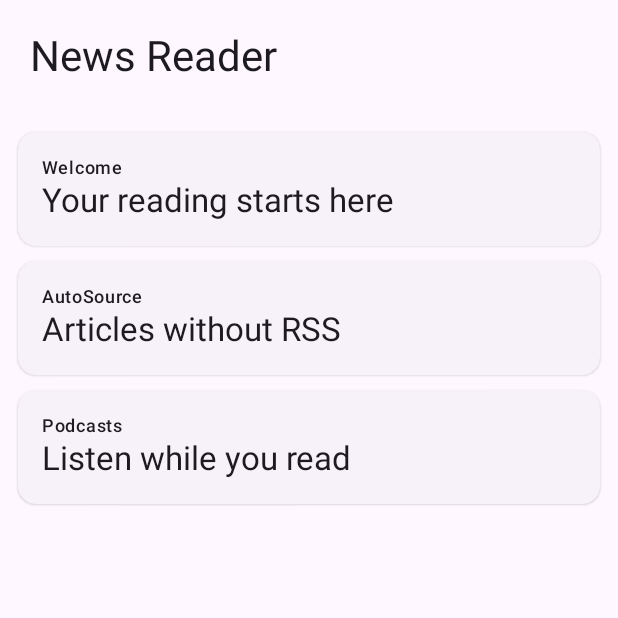
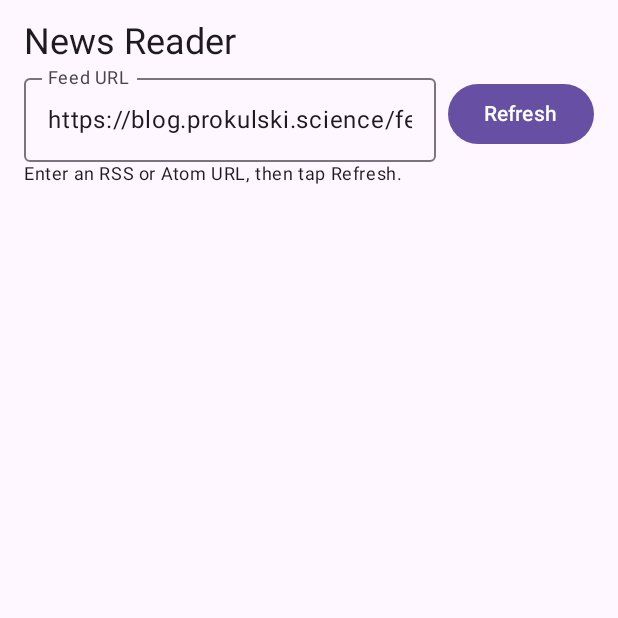
Before and after one commit to jacekkotowski/apk-news-reader, an Android app built with Jetpack Compose: the screen it shows after launch (MainActivity), on a phone screen of 412 x 824 dp, the top half of it. Run offline under Robolectric (Android 15) with nearby library versions, the phone set to English and light mode, and no system bars.

Commit message:
feat: display fetched RSS articles in expandable vertical feed

```diff
--- a/app/src/main/java/science/prokulski/apknewsreader/MainActivity.kt
+++ b/app/src/main/java/science/prokulski/apknewsreader/MainActivity.kt
@@ -1,5 +1,7 @@
 package science.prokulski.apknewsreader
 
+import android.content.Intent
+import android.net.Uri
 import android.os.Bundle
 import androidx.activity.ComponentActivity
 import androidx.activity.compose.setContent
@@ -10,31 +12,66 @@ import androidx.compose.foundation.lazy.items
 import androidx.compose.material3.*
 import androidx.compose.runtime.*
 import androidx.compose.ui.Modifier
+import androidx.compose.ui.platform.LocalContext
 import androidx.compose.ui.unit.dp
+import java.util.concurrent.Executors
 
-private data class Story(val title: String, val source: String, val excerpt: String)
-private val examples = listOf(
-    Story("Your reading starts here", "Welcome", "Add RSS, blogs, YouTube channels and podcasts in upcoming milestones."),
-    Story("Articles without RSS", "AutoSource", "Discover article lists from website pages, sitemaps and metadata."),
-    Story("Listen while you read", "Podcasts", "Podcast playback will continue while browsing the feed.")
-)
+private val worker = Executors.newSingleThreadExecutor()
+private const val DEFAULT_FEED = "https://blog.prokulski.science/feed/"
 
 class MainActivity : ComponentActivity() {
     override fun onCreate(savedInstanceState: Bundle?) {
         super.onCreate(savedInstanceState)
-        setContent {
-            MaterialTheme {
-                Scaffold(topBar = { Text("News Reader", modifier = Modifier.padding(20.dp), style = MaterialTheme.typography.headlineMedium) }) { padding ->
-                    LazyColumn(modifier = Modifier.fillMaxSize().padding(padding), contentPadding = PaddingValues(12.dp), verticalArrangement = Arrangement.spacedBy(10.dp)) {
-                        items(examples) { story ->
-                            var expanded by remember(story.title) { mutableStateOf(false) }
-                            ElevatedCard(modifier = Modifier.fillMaxWidth().clickable { expanded = !expanded }) {
-                                Column(modifier = Modifier.padding(16.dp)) {
-                                    Text(story.source, style = MaterialTheme.typography.labelMedium)
-                                    Text(story.title, style = MaterialTheme.typography.titleLarge)
-                                    if (expanded) { Spacer(Modifier.height(12.dp)); Text(story.excerpt) }
-                                }
-                            }
+        setContent { MaterialTheme { ReaderScreen() } }
+    }
+}
+
+@Composable
+private fun ReaderScreen() {
+    val context = LocalContext.current
+    val prefs = remember { context.getSharedPreferences("reader", 0) }
+    var feed by remember { mutableStateOf(prefs.getString("feed", DEFAULT_FEED) ?: DEFAULT_FEED) }
+    var stories by remember { mutableStateOf<List<NewsItem>>(emptyList()) }
+    var status by remember { mutableStateOf("Enter an RSS or Atom URL, then tap Refresh.") }
+    var loading by remember { mutableStateOf(false) }
+    fun refresh() {
+        if (loading) return
+        loading = true
+        status = "Fetching…"
+        prefs.edit().putString("feed", feed).apply()
+        worker.execute {
+            val result = runCatching { FeedReader.fetch(feed) }
+            (context as ComponentActivity).runOnUiThread {
+                loading = false
+                result.onSuccess { stories = it; status = "${it.size} articles" }
+                    .onFailure { status = "Unable to load feed: ${it.message}" }
+            }
+        }
+    }
+    Scaffold(topBar = {
+        Column(Modifier.padding(horizontal = 16.dp, vertical = 12.dp)) {
+            Text("News Reader", style = MaterialTheme.typography.headlineSmall)
+            Row {
+                OutlinedTextField(value = feed, onValueChange = { feed = it }, label = { Text("Feed URL") }, modifier = Modifier.weight(1f), singleLine = true)
+                Spacer(Modifier.width(8.dp))
+                Button(onClick = { refresh() }, enabled = !loading, modifier = Modifier.padding(top = 8.dp)) { Text("Refresh") }
+            }
+            Text(status, style = MaterialTheme.typography.bodySmall)
+        }
+    }) { padding ->
+        LazyColumn(Modifier.fillMaxSize().padding(padding), contentPadding = PaddingValues(12.dp), verticalArrangement = Arrangement.spacedBy(10.dp)) {
+            items(stories, key = { it.id }) { story ->
+                var expanded by remember(story.id) { mutableStateOf(false) }
+                ElevatedCard(Modifier.fillMaxWidth().clickable { expanded = !expanded }) {
+                    Column(Modifier.padding(16.dp)) {
+                        Text(story.source, style = MaterialTheme.typography.labelMedium)
+                        Text(story.title, style = MaterialTheme.typography.titleMedium)
+                        if (story.date.isNotBlank()) Text(story.date, style = MaterialTheme.typography.labelSmall)
+                        if (expanded) {
+                            Spacer(Modifier.height(12.dp))
+                            Text(story.summary.ifBlank { "No excerpt provided by publisher." })
+                            Spacer(Modifier.height(8.dp))
+                            TextButton(onClick = { context.startActivity(Intent(Intent.ACTION_VIEW, Uri.parse(story.link))) }) { Text("Open original article") }
                         }
                     }
                 }
```
